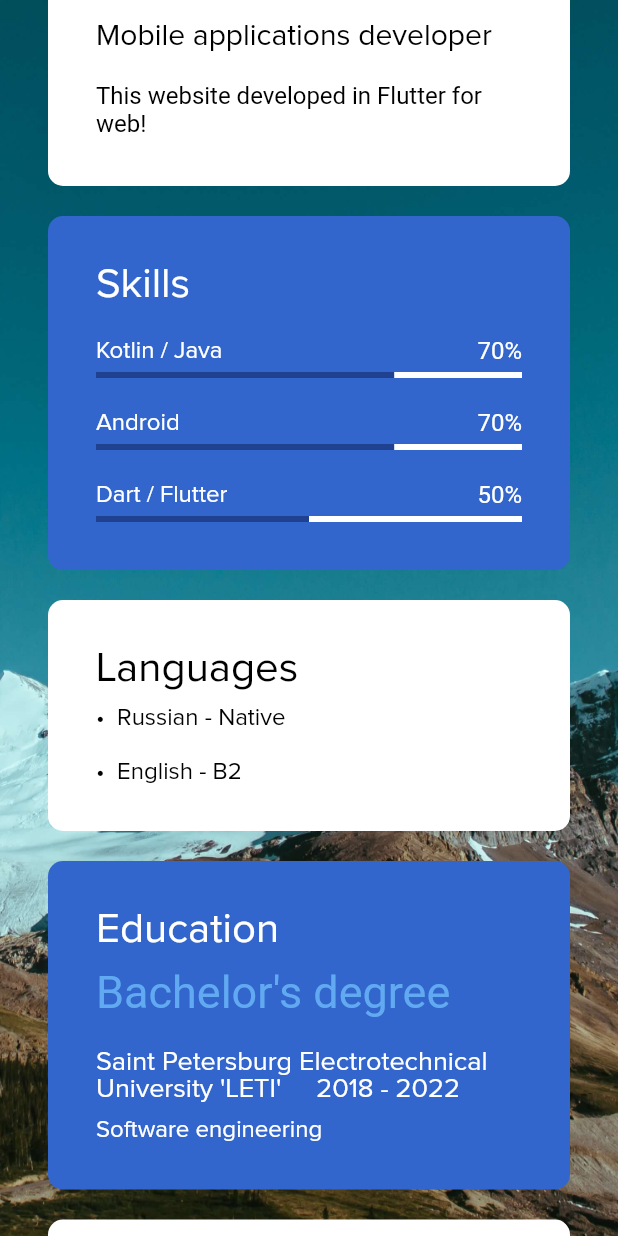
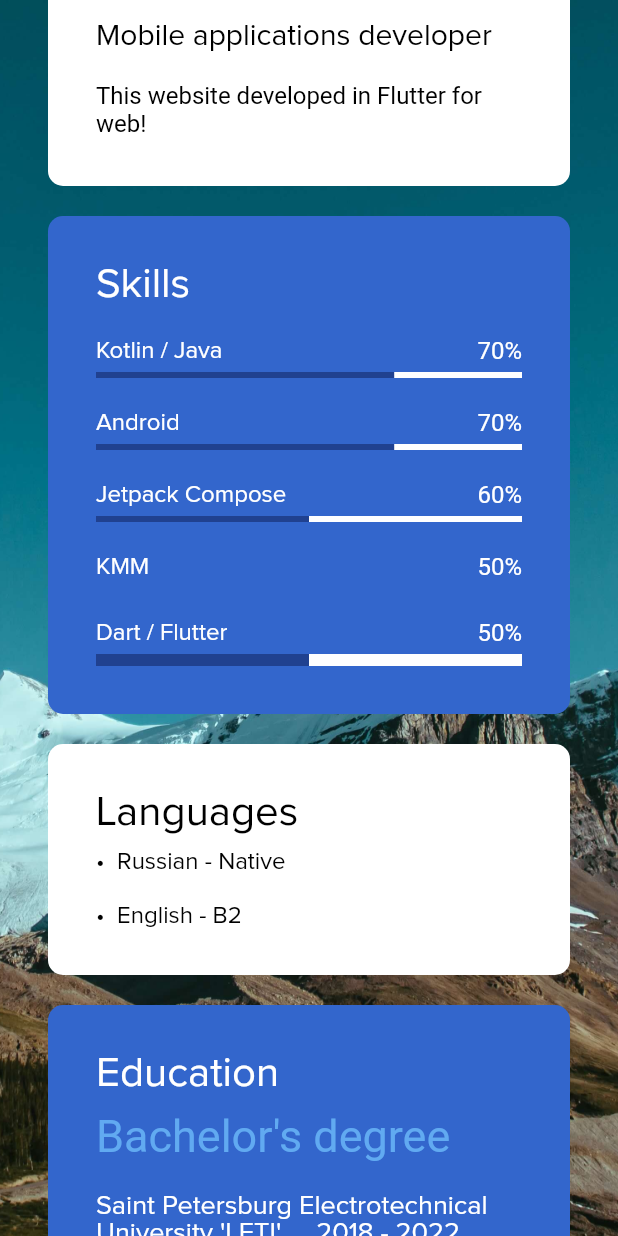
Before and after one commit to po4yka/flutter-resume, a Flutter app: the screen it shows after launch, scrolled down 576 dp, on a phone screen of 412 x 824 dp. Run offline on Flutter 3.47's test engine with Material 2 defaults, Android fonts, the phone set to English and light mode, and no system bars; missing offline and left inert: dart:js.

Commit message:
Update information and libs versions

```diff
--- a/lib/widgets/ExperienceWidget.dart
+++ b/lib/widgets/ExperienceWidget.dart
@@ -20,7 +20,7 @@ class ExperienceWidget extends StatelessWidget {
         ),
         TextWidget(
           padding: EdgeInsets.only(top: 10),
-          text: 'Junior Android Developer',
+          text: 'Android Developer',
           color: Color(0xff61AAF1),
           textSize: 30,
         ),
@@ -29,7 +29,7 @@ class ExperienceWidget extends StatelessWidget {
           color: Colors.white,
           fontFamilyName: proxima,
           textSize: 18,
-          text: 'Mail.ru Group, VK     2021 March - Present',
+          text: 'VK     2021 March - Present',
         ),
       ],
     );
--- a/lib/widgets/skills_widget.dart
+++ b/lib/widgets/skills_widget.dart
@@ -70,6 +70,48 @@ class SkillsWidget extends StatelessWidget {
             mainAxisAlignment: MainAxisAlignment.spaceBetween,
             children: [
               TextWidget(
+                text: 'Jetpack Compose',
+                textSize: 16,
+                fontFamilyName: proxima,
+                color: Colors.white,
+              ),
+              TextWidget(
+                text: '60%',
+                textSize: 16,
+                color: Colors.white,
+              ),
+            ],
+          ),
+        ),
+        LinearProgressIndicator(
+            value: 0.5,
+            backgroundColor: Colors.white,
+            valueColor: new AlwaysStoppedAnimation<Color>(Color(0xff204190))),
+        Padding(
+          padding: const EdgeInsets.only(top: 20, bottom: 5),
+          child: Row(
+            mainAxisAlignment: MainAxisAlignment.spaceBetween,
+            children: [
+              TextWidget(
+                text: 'KMM',
+                textSize: 16,
+                fontFamilyName: proxima,
+                color: Colors.white,
+              ),
+              TextWidget(
+                text: '50%',
+                textSize: 16,
+                color: Colors.white,
+              ),
+            ],
+          ),
+        ),
+        Padding(
+          padding: const EdgeInsets.only(top: 20, bottom: 5),
+          child: Row(
+            mainAxisAlignment: MainAxisAlignment.spaceBetween,
+            children: [
+              TextWidget(
                 text: 'Dart / Flutter',
                 textSize: 16,
                 fontFamilyName: proxima,
@@ -86,6 +128,10 @@ class SkillsWidget extends StatelessWidget {
         LinearProgressIndicator(
             value: 0.5,
             backgroundColor: Colors.white,
+            valueColor: new AlwaysStoppedAnimation<Color>(Color(0xff204190))),
+        LinearProgressIndicator(
+            value: 0.5,
+            backgroundColor: Colors.white,
             valueColor: new AlwaysStoppedAnimation<Color>(Color(0xff204190)))
       ],
     );
--- a/pubspec.yaml
+++ b/pubspec.yaml
@@ -27,7 +27,7 @@ dependencies:
 
   # The following adds the Cupertino Icons font to your application.
   # Use with the CupertinoIcons class for iOS style icons.
-  cupertino_icons: ^0.1.3
+  cupertino_icons: ^1.0.4
 
 dev_dependencies:
   flutter_test:
```
Also changed, not shown: pubspec.lock, 4 other files.
